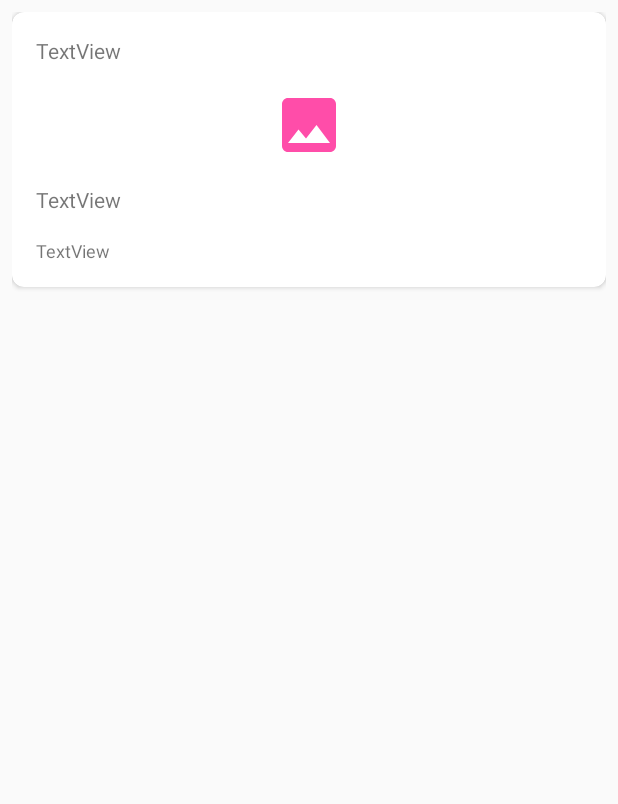
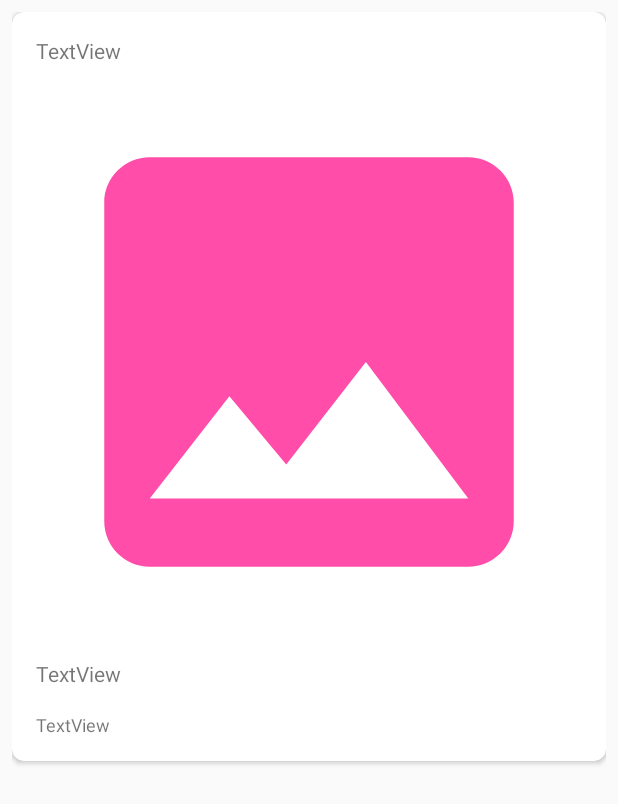
Before and after one commit to bariskarapinar/FlickrBrowserApp, an Android app: the layout content_photo_details.xml on its own in the app's theme, with its tools: preview values and no code run, on a phone screen of 412 x 824 dp. Shown: the top 804 px of the screen. Run offline under Robolectric (Android 15) with nearby library versions, the phone set to English and light mode, and no system bars.

Commit message:
UI Changes

```diff
--- a/app/src/main/java/com/gamebit/flickrbrowserapp/BaseActivity.kt
+++ b/app/src/main/java/com/gamebit/flickrbrowserapp/BaseActivity.kt
@@ -18,5 +18,4 @@ open class BaseActivity : AppCompatActivity() {
         setSupportActionBar(toolbar)
         supportActionBar?.setDisplayHomeAsUpEnabled(enableHome)
     }
-
 }
--- a/app/src/main/res/layout/content_photo_details.xml
+++ b/app/src/main/res/layout/content_photo_details.xml
@@ -34,8 +34,9 @@
                 android:layout_width="match_parent"
                 android:layout_height="wrap_content"
                 android:layout_margin="8dp"
+                android:adjustViewBounds="true"
                 android:scaleType="fitCenter"
-                app:srcCompat="@drawable/placeholder"/>
+                app:srcCompat="@drawable/placeholder" />
 
             <TextView
                 android:id="@+id/photo_title"
```
